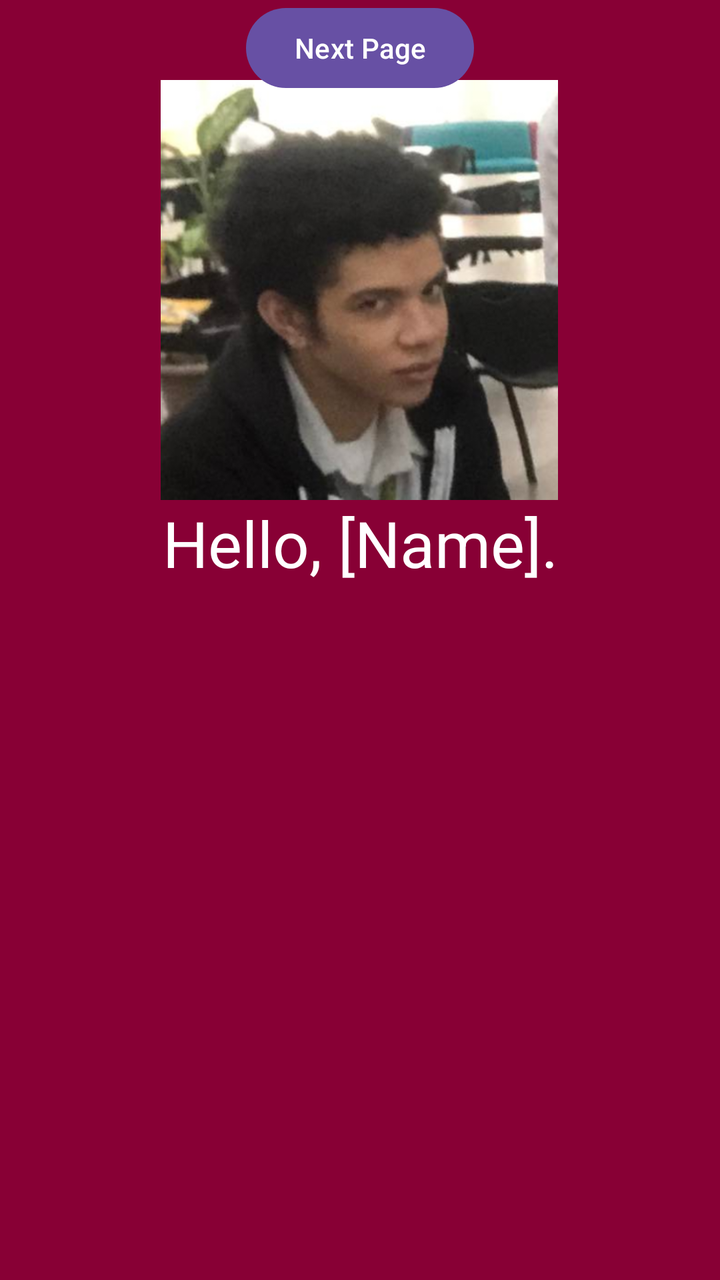
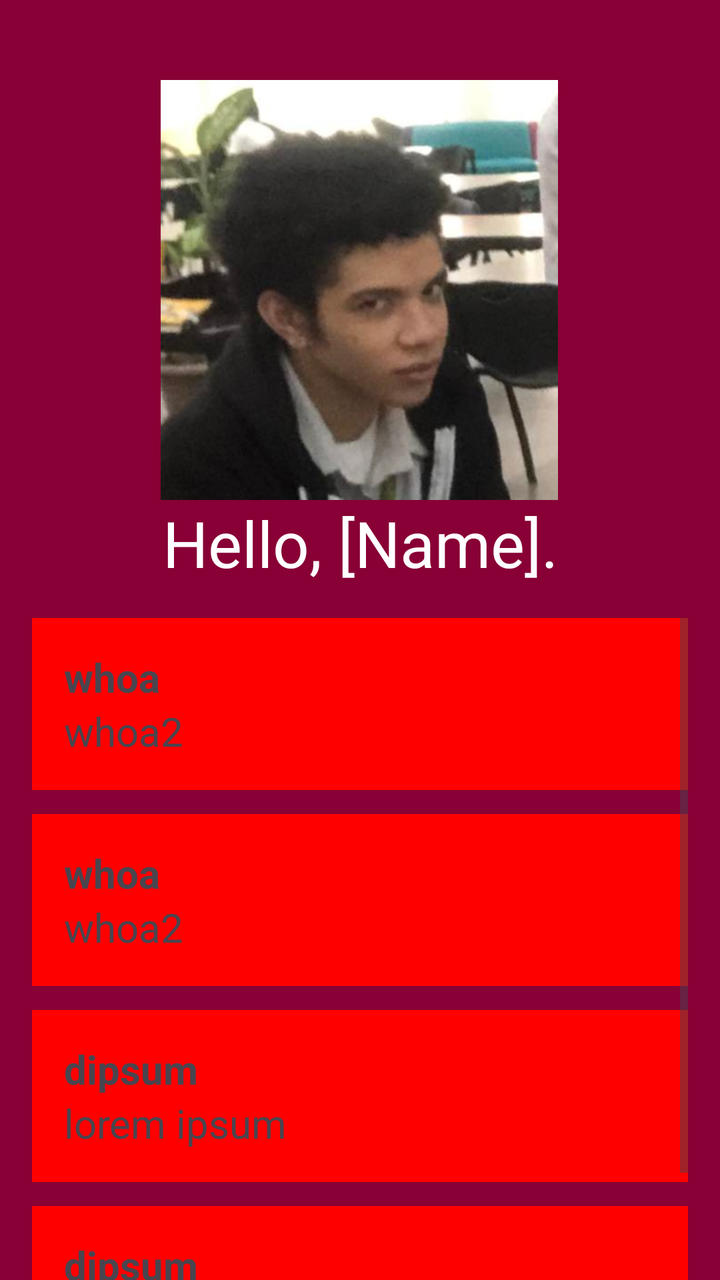

Before-and-after screenshots of an Android layout around one commit, followed by the original layout XML and the change that was made.
<!-- AndroidManifest.xml: application theme Theme.Study_buddy -->
<!-- res/layout/activity_hal3002.xml -->
<?xml version="1.0" encoding="utf-8"?>
<androidx.constraintlayout.widget.ConstraintLayout xmlns:android="http://schemas.android.com/apk/res/android"
    xmlns:app="http://schemas.android.com/apk/res-auto"
    xmlns:tools="http://schemas.android.com/tools"
    android:id="@+id/main"
    android:layout_width="match_parent"
    android:layout_height="match_parent"
    tools:context=".HAL3002"
    android:background="#880035"
    >

    <ImageView
        android:id="@+id/imageView2"
        android:layout_width="208dp"
        android:layout_height="210dp"
        android:layout_marginTop="40dp"
        app:layout_constraintEnd_toEndOf="parent"
        app:layout_constraintHorizontal_bias="0.497"
        app:layout_constraintStart_toStartOf="parent"
        app:layout_constraintTop_toTopOf="parent"
        app:srcCompat="@drawable/aj1" />

    <TextView
        android:id="@+id/titleView"
        android:layout_width="wrap_content"
        android:layout_height="wrap_content"
        android:text="Hello, [Name]."
        android:textColor="#ffffff"
        android:textSize="32sp"
        app:layout_constraintTop_toBottomOf="@id/imageView2"
        app:layout_constraintEnd_toEndOf="parent"
        app:layout_constraintHorizontal_bias="0.5"
        app:layout_constraintStart_toStartOf="parent"
        tools:layout_editor_absoluteY="262dp" />

    <ScrollView
        android:id="@+id/scrollView"
        android:layout_width="0dp"
        android:layout_height="0dp"
        android:layout_margin="16dp"
        app:layout_constraintBottom_toTopOf="@+id/nextButton"
        app:layout_constraintTop_toBottomOf="@id/titleView"
        app:layout_constraintEnd_toEndOf="parent"
        app:layout_constraintStart_toStartOf="parent">

        <LinearLayout
            android:id="@+id/studyList"
            android:layout_width="match_parent"
            android:layout_height="wrap_content"
            android:orientation="vertical">

            <LinearLayout
                android:layout_width="match_parent"
                android:layout_height="wrap_content"
                android:layout_marginBottom="12dp"
                android:background="#FF0000"
                android:orientation="vertical"
                android:padding="16dp">

                <TextView
                    android:layout_width="wrap_content"
                    android:layout_height="wrap_content"
                    android:text="whoa"
                    android:textSize="20sp"
                    android:textStyle="bold">

                </TextView>

                <TextView
                    android:layout_width="wrap_content"
                    android:layout_height="wrap_content"
                    android:text="whoa2"
                    android:textSize="20sp">

                </TextView>


            </LinearLayout>

            <LinearLayout
                android:layout_width="match_parent"
                android:layout_height="wrap_content"
                android:layout_marginBottom="12dp"
                android:background="#FF0000"
                android:orientation="vertical"
                android:padding="16dp">

                <TextView
                    android:layout_width="wrap_content"
                    android:layout_height="wrap_content"
                    android:text="whoa"
                    android:textSize="20sp"
                    android:textStyle="bold">

                </TextView>

                <TextView
                    android:layout_width="wrap_content"
                    android:layout_height="wrap_content"
                    android:text="whoa2"
                    android:textSize="20sp">

                </TextView>


            </LinearLayout>

            <LinearLayout
                android:layout_width="match_parent"
                android:layout_height="wrap_content"
                android:layout_marginBottom="12dp"
                android:background="#FF0000"
                android:orientation="vertical"
                android:padding="16dp">

                <TextView
                    android:layout_width="wrap_content"
                    android:layout_height="wrap_content"
                    android:text="dipsum"
                    android:textSize="20sp"
                    android:textStyle="bold">

                </TextView>

                <TextView
                    android:layout_width="wrap_content"
                    android:layout_height="wrap_content"
                    android:text="lorem ipsum"
                    android:textSize="20sp">

                </TextView>


            </LinearLayout>

            <LinearLayout
                android:layout_width="match_parent"
                android:layout_height="wrap_content"
                android:layout_marginBottom="12dp"
                android:background="#FF0000"
                android:orientation="vertical"
                android:padding="16dp">

                <TextView
                    android:layout_width="wrap_content"
                    android:layout_height="wrap_content"
                    android:text="dipsum"
                    android:textSize="20sp"
                    android:textStyle="bold">

                </TextView>

                <TextView
                    android:layout_width="wrap_content"
                    android:layout_height="wrap_content"
                    android:text="lorem ipsum"
                    android:textSize="20sp">

                </TextView>


            </LinearLayout>

            <LinearLayout
                android:layout_width="match_parent"
                android:layout_height="wrap_content"
                android:background="#FF0000"
                android:orientation="vertical"
                android:padding="16dp">

                <TextView
                    android:layout_width="wrap_content"
                    android:layout_height="wrap_content"
                    android:text="dipsum"
                    android:textSize="20sp"
                    android:textStyle="bold">

                </TextView>

                <TextView
                    android:layout_width="wrap_content"
                    android:layout_height="wrap_content"
                    android:text="lorem ipsum"
                    android:textSize="20sp">

                </TextView>


            </LinearLayout>


        </LinearLayout>


    </ScrollView>

    <Button
        android:id="@+id/nextButton"
        android:layout_width="wrap_content"
        android:layout_height="wrap_content"
        android:text="Next Page"
        app:layout_constraintEnd_toEndOf="parent"
        app:layout_constraintTop_toBottomOf="@id/textView"
        app:layout_constraintHorizontal_bias="0.5"
        app:layout_constraintStart_toStartOf="parent"
        tools:layout_editor_absoluteY="609dp" />
</androidx.constraintlayout.widget.ConstraintLayout>
<!-- resources referenced by this layout -->
<resources>
  <!-- drawable aj1: png bitmap (drawable, 270373 bytes) -->
  <style name="Theme.Study_buddy" parent="Base.Theme.Study_buddy" />
  <style name="Base.Theme.Study_buddy" parent="Theme.Material3.DayNight.NoActionBar">
          
          
      </style>
</resources>

<!-- the commit's change to res/layout/activity_hal3002.xml (unified diff, before → after) -->
@@ -31,7 +31,7 @@
         app:layout_constraintEnd_toEndOf="parent"
         app:layout_constraintHorizontal_bias="0.5"
         app:layout_constraintStart_toStartOf="parent"
-        tools:layout_editor_absoluteY="262dp" />
+        />
 
     <ScrollView
         android:id="@+id/scrollView"
@@ -198,10 +198,10 @@
         android:id="@+id/nextButton"
         android:layout_width="wrap_content"
         android:layout_height="wrap_content"
+        android:layout_marginTop="396dp"
         android:text="Next Page"
         app:layout_constraintEnd_toEndOf="parent"
-        app:layout_constraintTop_toBottomOf="@id/textView"
-        app:layout_constraintHorizontal_bias="0.5"
+        app:layout_constraintHorizontal_bias="0.468"
         app:layout_constraintStart_toStartOf="parent"
-        tools:layout_editor_absoluteY="609dp" />
+        app:layout_constraintTop_toBottomOf="@id/titleView" />
 </androidx.constraintlayout.widget.ConstraintLayout>
